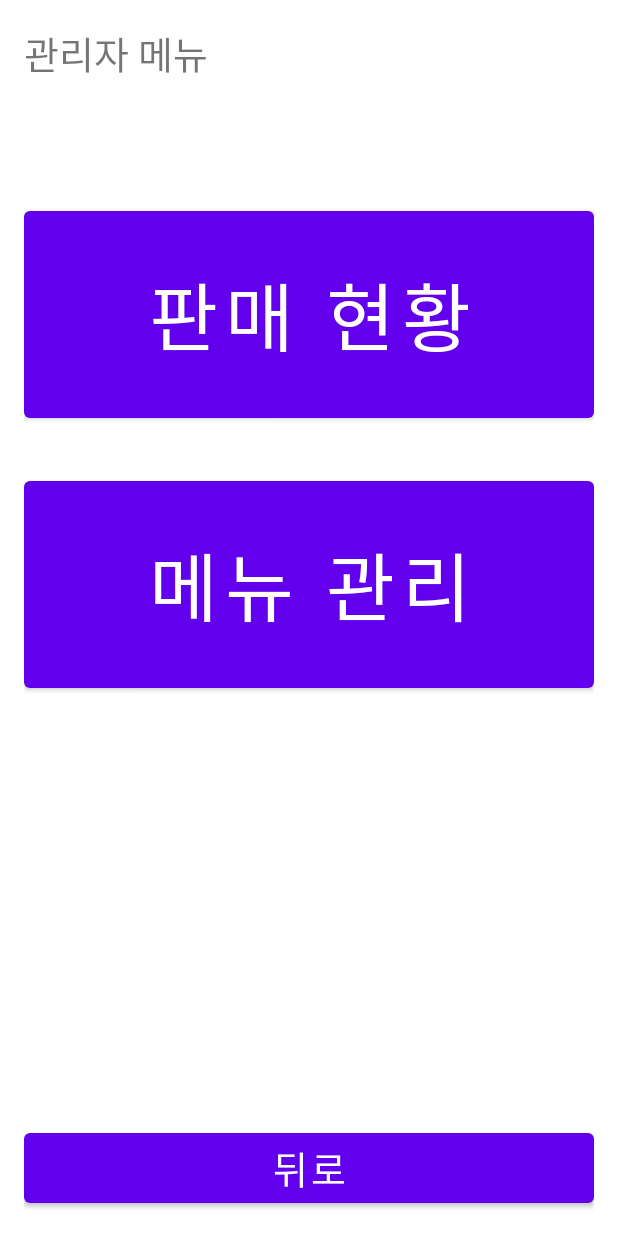
After one commit to mochangil/MobileAppProgramming-KioskProject, an Android app: the layout admin.xml on its own in the app's theme, with its tools: preview values and no code run, on a phone screen of 412 x 824 dp. The commit adds this screen. Run offline under Robolectric (Android 15) with nearby library versions, the light colour scheme and no system bars.

Commit message:
add admin page

```diff
--- /dev/null
+++ b/app/src/main/res/layout/admin.xml
@@ -0,0 +1,48 @@
+<?xml version="1.0" encoding="utf-8"?>
+<androidx.constraintlayout.widget.ConstraintLayout
+    xmlns:android="http://schemas.android.com/apk/res/android"
+    xmlns:app="http://schemas.android.com/apk/res-auto"
+    android:layout_width="match_parent"
+    android:layout_height="match_parent"
+    android:padding="16dp">
+
+    <TextView
+        android:id="@+id/admin"
+        android:layout_width="match_parent"
+        android:layout_height="wrap_content"
+        android:text="@string/admin_text"
+        app:layout_constraintEnd_toEndOf="parent"
+        app:layout_constraintStart_toStartOf="parent"
+        app:layout_constraintTop_toTopOf="parent"
+        android:textSize="25sp"/>
+
+    <Button
+        android:id="@+id/admin_button1"
+        android:layout_width="match_parent"
+        android:layout_height="150dp"
+        android:layout_marginTop="80dp"
+        android:gravity="center"
+        android:text="@string/admin_button1_text"
+        android:textSize="50sp"
+        app:layout_constraintTop_toBottomOf="@+id/admin" />
+
+    <Button
+        android:id="@+id/admin_button2"
+        android:layout_width="match_parent"
+        android:layout_height="150dp"
+        android:layout_marginTop="30dp"
+        android:gravity="center"
+        android:text="@string/admin_button2_text"
+        android:textSize="50sp"
+        app:layout_constraintTop_toBottomOf="@+id/admin_button1" />
+
+    <Button
+        android:id="@+id/admin_back_button"
+        android:layout_width="match_parent"
+        android:layout_height="wrap_content"
+        android:gravity="center"
+        android:text="@string/admin_back_button_text"
+        android:textSize="25sp"
+        app:layout_constraintBottom_toBottomOf="parent" />
+
+</androidx.constraintlayout.widget.ConstraintLayout>
--- a/app/src/main/res/values/strings.xml
+++ b/app/src/main/res/values/strings.xml
@@ -1,3 +1,7 @@
 <resources>
     <string name="app_name">kiosk</string>
+    <string name="admin_text">관리자 메뉴</string>
+    <string name="admin_button1_text">판매 현황</string>
+    <string name="admin_button2_text">메뉴 관리</string>
+    <string name="admin_back_button_text">뒤로</string>
 </resources>
```
